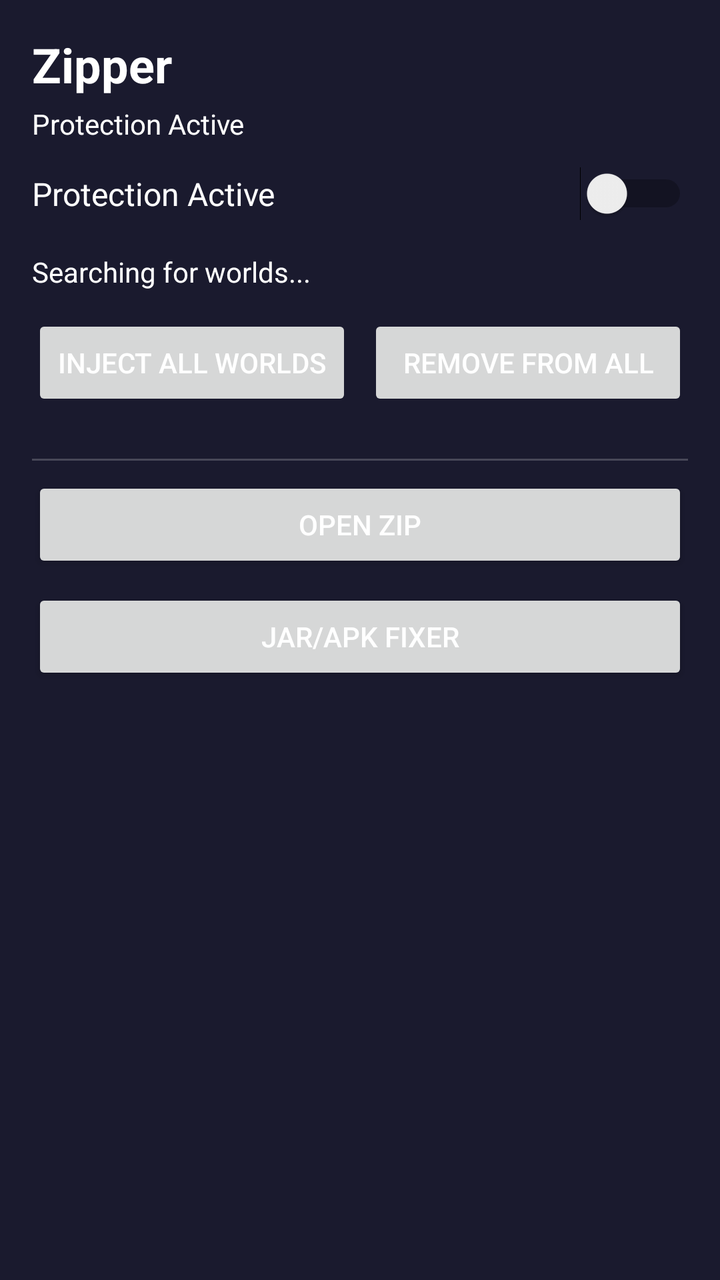
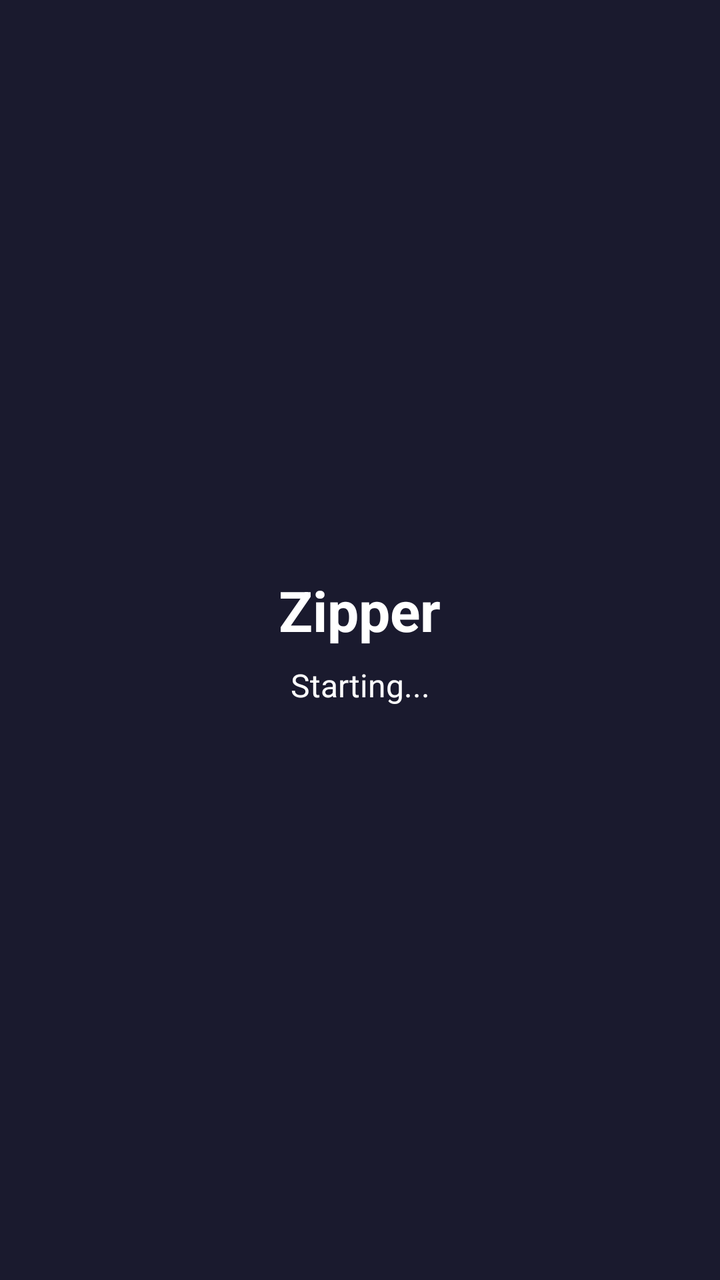

Before-and-after screenshots of an Android layout around one commit, followed by the original layout XML and the change that was made.
<!-- AndroidManifest.xml: activity theme Theme.LocalName -->
<!-- res/layout/activity_main.xml -->
<?xml version="1.0" encoding="utf-8"?>
<LinearLayout xmlns:android="http://schemas.android.com/apk/res/android"
    android:layout_width="match_parent"
    android:layout_height="match_parent"
    android:orientation="vertical"
    android:padding="16dp">

    <TextView
        android:layout_width="wrap_content"
        android:layout_height="wrap_content"
        android:text="Zipper"
        android:textSize="24sp"
        android:textStyle="bold"
        android:layout_marginBottom="4dp"/>

    <TextView
        android:id="@+id/statusText"
        android:layout_width="wrap_content"
        android:layout_height="wrap_content"
        android:text="Protection Active"
        android:textSize="14sp"
        android:layout_marginBottom="12dp"/>

    <LinearLayout
        android:layout_width="match_parent"
        android:layout_height="wrap_content"
        android:orientation="horizontal"
        android:gravity="center_vertical"
        android:layout_marginBottom="16dp">

        <TextView
            android:layout_width="0dp"
            android:layout_height="wrap_content"
            android:layout_weight="1"
            android:text="Protection Active"
            android:textSize="16sp"/>

        <Switch
            android:id="@+id/enableSwitch"
            android:layout_width="wrap_content"
            android:layout_height="wrap_content"/>
    </LinearLayout>

    <TextView
        android:id="@+id/worldCount"
        android:layout_width="wrap_content"
        android:layout_height="wrap_content"
        android:text="Searching for worlds..."
        android:textSize="14sp"
        android:layout_marginBottom="12dp"/>

    <LinearLayout
        android:layout_width="match_parent"
        android:layout_height="wrap_content"
        android:orientation="horizontal"
        android:layout_marginBottom="16dp">

        <Button
            android:id="@+id/injectAllBtn"
            android:layout_width="0dp"
            android:layout_height="wrap_content"
            android:layout_weight="1"
            android:text="Inject All Worlds"
            android:layout_marginEnd="4dp"
            android:enabled="false"/>

        <Button
            android:id="@+id/removeAllBtn"
            android:layout_width="0dp"
            android:layout_height="wrap_content"
            android:layout_weight="1"
            android:text="Remove From All"
            android:layout_marginStart="4dp"
            android:enabled="false"/>
    </LinearLayout>

    <View
        android:layout_width="match_parent"
        android:layout_height="1dp"
        android:background="#33FFFFFF"
        android:layout_marginVertical="8dp"/>

    <Button
        android:id="@+id/zipBtn"
        android:layout_width="match_parent"
        android:layout_height="wrap_content"
        android:text="Open ZIP"
        android:layout_marginBottom="8dp"/>

    <Button
        android:id="@+id/jarFixerBtn"
        android:layout_width="match_parent"
        android:layout_height="wrap_content"
        android:text="JAR/APK Fixer"/>

</LinearLayout>
<!-- resources referenced by this layout -->
<resources>
  <style name="Theme.LocalName" parent="Theme.AppCompat.Light.DarkActionBar">
          <item name="colorPrimary">#FF1A1A2E</item>
          <item name="colorPrimaryDark">#FF16213E</item>
          <item name="colorAccent">#FF0F3460</item>
          <item name="android:windowBackground">#FF1A1A2E</item>
          <item name="android:textColor">#FFFFFFFF</item>
      </style>
</resources>

<!-- the commit's change to res/layout/activity_main.xml (unified diff, before → after) -->
@@ -3,94 +3,23 @@
     android:layout_width="match_parent"
     android:layout_height="match_parent"
     android:orientation="vertical"
-    android:padding="16dp">
+    android:gravity="center"
+    android:padding="24dp">
 
     <TextView
         android:layout_width="wrap_content"
         android:layout_height="wrap_content"
         android:text="Zipper"
-        android:textSize="24sp"
+        android:textSize="28sp"
         android:textStyle="bold"
-        android:layout_marginBottom="4dp"/>
+        android:layout_marginBottom="8dp"/>
 
     <TextView
         android:id="@+id/statusText"
         android:layout_width="wrap_content"
         android:layout_height="wrap_content"
-        android:text="Protection Active"
-        android:textSize="14sp"
-        android:layout_marginBottom="12dp"/>
-
-    <LinearLayout
-        android:layout_width="match_parent"
-        android:layout_height="wrap_content"
-        android:orientation="horizontal"
-        android:gravity="center_vertical"
-        android:layout_marginBottom="16dp">
-
-        <TextView
-            android:layout_width="0dp"
-            android:layout_height="wrap_content"
-            android:layout_weight="1"
-            android:text="Protection Active"
-            android:textSize="16sp"/>
-
-        <Switch
-            android:id="@+id/enableSwitch"
-            android:layout_width="wrap_content"
-            android:layout_height="wrap_content"/>
-    </LinearLayout>
-
-    <TextView
-        android:id="@+id/worldCount"
-        android:layout_width="wrap_content"
-        android:layout_height="wrap_content"
-        android:text="Searching for worlds..."
-        android:textSize="14sp"
-        android:layout_marginBottom="12dp"/>
-
-    <LinearLayout
-        android:layout_width="match_parent"
-        android:layout_height="wrap_content"
-        android:orientation="horizontal"
-        android:layout_marginBottom="16dp">
-
-        <Button
-            android:id="@+id/injectAllBtn"
-            android:layout_width="0dp"
-            android:layout_height="wrap_content"
-            android:layout_weight="1"
-            android:text="Inject All Worlds"
-            android:layout_marginEnd="4dp"
-            android:enabled="false"/>
-
-        <Button
-            android:id="@+id/removeAllBtn"
-            android:layout_width="0dp"
-            android:layout_height="wrap_content"
-            android:layout_weight="1"
-            android:text="Remove From All"
-            android:layout_marginStart="4dp"
-            android:enabled="false"/>
-    </LinearLayout>
-
-    <View
-        android:layout_width="match_parent"
-        android:layout_height="1dp"
-        android:background="#33FFFFFF"
-        android:layout_marginVertical="8dp"/>
-
-    <Button
-        android:id="@+id/zipBtn"
-        android:layout_width="match_parent"
-        android:layout_height="wrap_content"
-        android:text="Open ZIP"
-        android:layout_marginBottom="8dp"/>
-
-    <Button
-        android:id="@+id/jarFixerBtn"
-        android:layout_width="match_parent"
-        android:layout_height="wrap_content"
-        android:text="JAR/APK Fixer"/>
+        android:text="Starting..."
+        android:textSize="16sp"
+        android:gravity="center"/>
 
 </LinearLayout>
